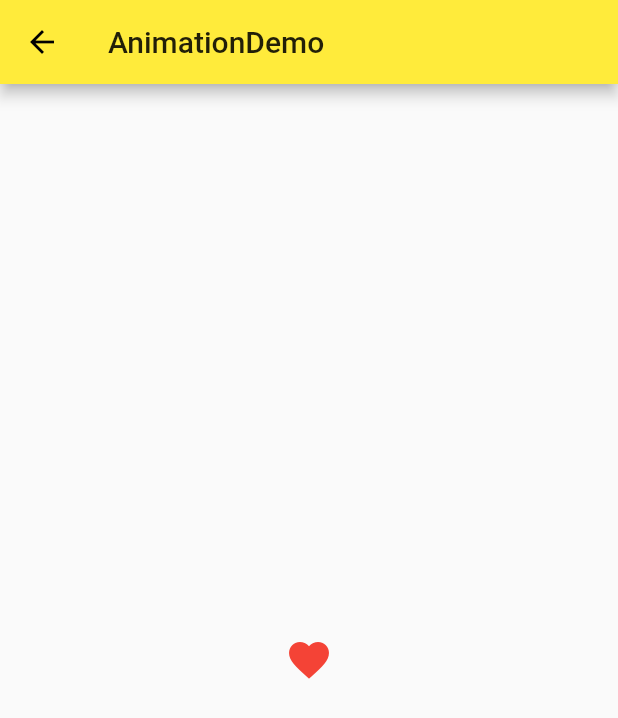
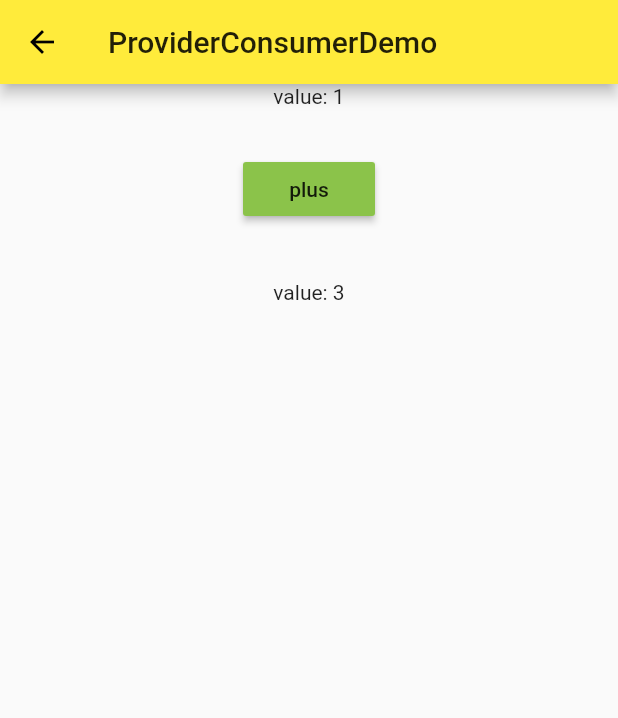
Before and after one commit to leosnow99/flutterDemo, a Flutter app: the screen it shows after launch, on a phone screen of 412 x 824 dp. Shown: the top 718 px of the screen. Run offline on Flutter 3.47's test engine with Material 2 defaults, Android fonts, the phone set to English and light mode, and no system bars; our stand-ins replace rxdart; missing offline and left inert: protobuf.

Commit message:
Provider

```diff
--- /dev/null
+++ b/lib/demo/provider/providerConsumerDemo.dart
@@ -0,0 +1,70 @@
+import 'package:flutter/cupertino.dart';
+import 'package:flutter/material.dart';
+import 'package:provider/provider.dart';
+
+class ProviderConsumerDemo extends StatefulWidget {
+  @override
+  _ProviderConsumerDemoState createState() => _ProviderConsumerDemoState();
+}
+
+class _ProviderConsumerDemoState extends State<ProviderConsumerDemo> {
+  @override
+  Widget build(BuildContext context) {
+    return Scaffold(
+      appBar: AppBar(
+        title: Text('ProviderConsumerDemo'),
+      ),
+      body: ChangeNotifierProvider(
+        create: (_) => ProviderModel(),
+        child: Center(
+            child: Column(
+              children: [
+                Consumer<ProviderModel>(
+                  builder: (BuildContext context,ProviderModel provider, child) {
+                    print("Consumer is build");
+
+                    return Column(
+                      children: [
+                        Text('value: ${provider.value}'),
+                        SizedBox(height: 30.0,),
+                        RaisedButton(onPressed: provider.plus, child: Text('plus'),)
+                      ],
+                    );
+                  },
+                  child: Text('child'),
+                ),
+                SizedBox(height: 30.0,),
+                Selector(builder: (ctx, value, child){
+                  print("selector is build");
+
+                  return Row(
+                    mainAxisAlignment: MainAxisAlignment.center,
+                    children: [
+                      Text("value: $value"),
+                      SizedBox(height: 30.0,),
+                    ],
+                  );
+                 }, selector: (BuildContext  ctx, ProviderModel model) => model.value2)
+              ],
+            ),
+        ),
+      ),
+    );
+  }
+}
+
+
+class ProviderModel extends ChangeNotifier {
+  List demo = [1,3];
+
+  ProviderModel();
+
+  int get value2 => demo[1];
+
+  int get value => demo[0];
+
+  void plus() {
+    demo[0] = demo[0] + 1;
+    notifyListeners();
+  }
+}
--- a/lib/main.dart
+++ b/lib/main.dart
@@ -15,6 +15,7 @@ import 'package:ninghao/demo/stream/streamDemo.dart';
 import 'package:ninghao/state/stateManagementDemo.dart';
 import 'demo/MaterialComponents.dart';
 import 'demo/navigator_demo.dart';
+import 'demo/provider/providerConsumerDemo.dart';
 import 'demo/viewDemo.dart';
 
 void main() => runApp(App());
@@ -24,7 +25,7 @@ class App extends StatelessWidget {
   Widget build(BuildContext context) {
     return MaterialApp(
       debugShowCheckedModeBanner: false,
-      initialRoute: "/animation",
+      initialRoute: "/ProviderConsumerDemo",
       routes: {
         '/': (context) => Home(),
         '/about': (context) => PageDemo("ni"),
@@ -36,6 +37,7 @@ class App extends StatelessWidget {
         '/bloc': (context) => BlocDemo(),
         '/http': (context) => HttpDemo(),
         '/animation': (context) => AnimationDemo(),
+        '/ProviderConsumerDemo': (context) => ProviderConsumerDemo(),
 
       },
       // home: Home(),
--- /dev/null
+++ b/lib/proto/demo.dart
@@ -0,0 +1,6 @@
+void main() {
+  new Future.delayed(Duration(seconds: 5), (){
+    return 1;
+  }).timeout(new Duration(seconds: 2)).then(print).catchError(print);
+
+}
--- a/pubspec.yaml
+++ b/pubspec.yaml
@@ -28,7 +28,8 @@ dependencies:
   scoped_model: ^1.1.0
   rxdart: ^0.24.1
   http: ^0.12.2
-
+  shared_preferences: ^0.5.12+4
+  provider: ^4.3.2+2
 
   # The following adds the Cupertino Icons font to your application.
   # Use with the CupertinoIcons class for iOS style icons.
```
Also changed, not shown: lib/demo/http/httpDemo.dart (+51 -7 lines), pubspec.lock.
